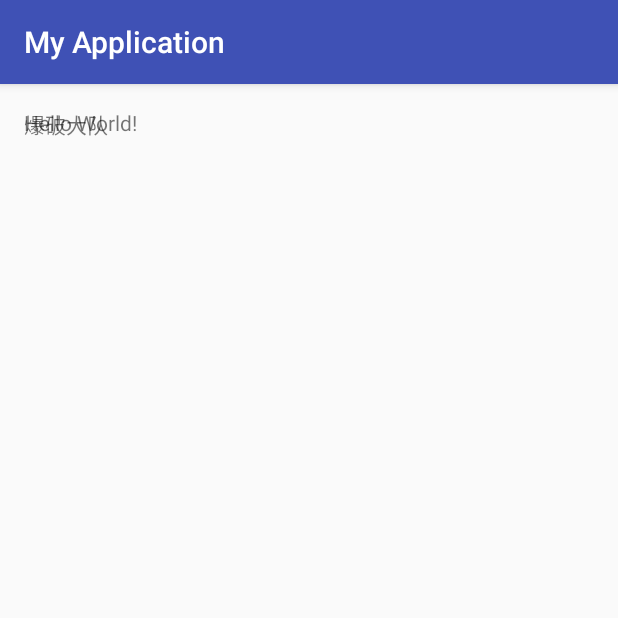
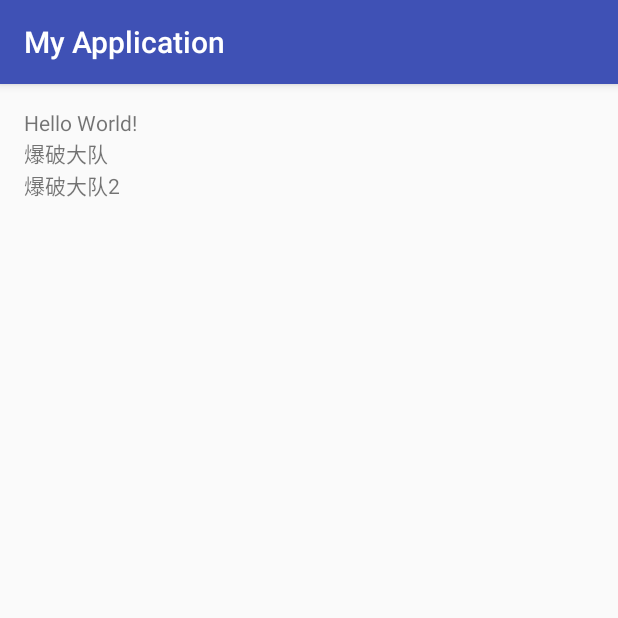
Before and after one commit to tonghua97/Food, an Android app: the screen it shows after launch (MainActivity), on a phone screen of 412 x 824 dp, the top half of it. Run offline under Robolectric (Android 15) with nearby library versions, the phone set to English and light mode, and no system bars.

Commit message:
修改layout

```diff
--- a/MyApplication/app/build.gradle
+++ b/MyApplication/app/build.gradle
@@ -1,13 +1,13 @@
 apply plugin: 'com.android.application'
 
 android {
-    compileSdkVersion 23
+    compileSdkVersion 24
     buildToolsVersion "24.0.1"
 
     defaultConfig {
         applicationId "com.example.administrator.myapplication"
         minSdkVersion 19
-        targetSdkVersion 23
+        targetSdkVersion 24
         versionCode 1
         versionName "1.0"
     }
@@ -22,5 +22,5 @@
 dependencies {
     compile fileTree(dir: 'libs', include: ['*.jar'])
     testCompile 'junit:junit:4.12'
-    compile 'com.android.support:appcompat-v7:23.4.0'
+    compile 'com.android.support:appcompat-v7:24.2.0'
 }
--- a/MyApplication/app/src/main/res/layout/activity_main.xml
+++ b/MyApplication/app/src/main/res/layout/activity_main.xml
@@ -1,5 +1,5 @@
 <?xml version="1.0" encoding="utf-8"?>
-<RelativeLayout xmlns:android="http://schemas.android.com/apk/res/android"
+<LinearLayout xmlns:android="http://schemas.android.com/apk/res/android"
     xmlns:tools="http://schemas.android.com/tools"
     android:layout_width="match_parent"
     android:layout_height="match_parent"
@@ -7,6 +7,7 @@
     android:paddingLeft="@dimen/activity_horizontal_margin"
     android:paddingRight="@dimen/activity_horizontal_margin"
     android:paddingTop="@dimen/activity_vertical_margin"
+    android:orientation="vertical"
     tools:context="com.example.administrator.myapplication.MainActivity">
 
     <TextView
@@ -17,4 +18,8 @@
         android:layout_width="wrap_content"
         android:layout_height="wrap_content"
         android:text="爆破大队"/>
-</RelativeLayout>
+    <TextView
+        android:layout_width="wrap_content"
+        android:layout_height="wrap_content"
+        android:text="爆破大队2"/>
+</LinearLayout>
```
